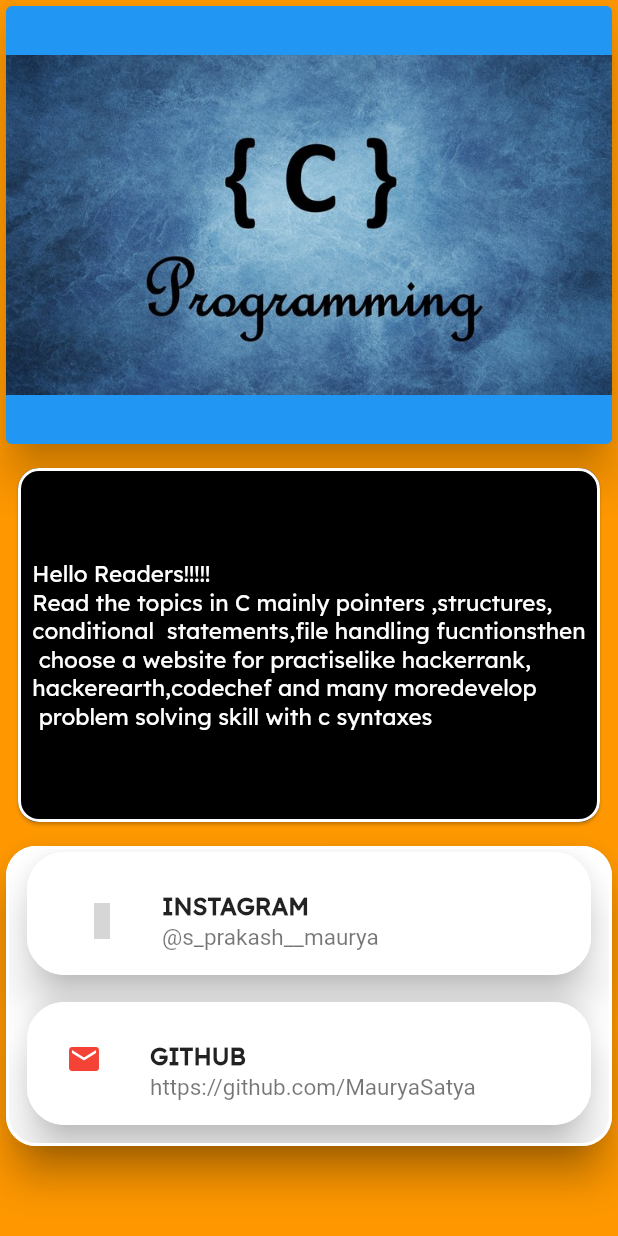
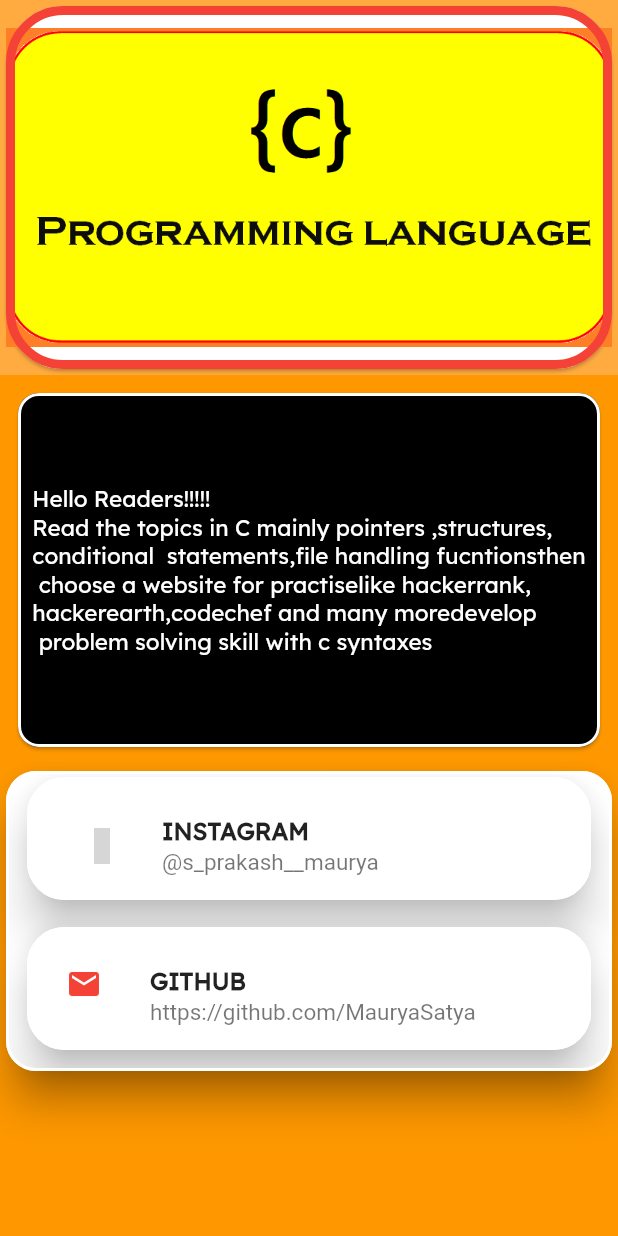
Before and after one commit to MauryaSatya/flutter-simple-app-demo, a Flutter app: the screen it shows after launch, after a tap on "Developer", on a phone screen of 412 x 824 dp. Run offline on Flutter 3.47's test engine with Material 2 defaults, Android fonts, the phone set to English and light mode, and no system bars; our stand-ins replace eva_icons_flutter, share; grey boxes are pictures that could not be loaded.

Commit message:
commit_message

```diff
--- a/lib/about.dart
+++ b/lib/about.dart
@@ -1,4 +1,5 @@
 import 'package:flutter/material.dart';
+
 import 'package:url_launcher/url_launcher.dart';
 import 'package:eva_icons_flutter/eva_icons_flutter.dart';
 
@@ -10,7 +11,7 @@ class Aboutscreen extends StatefulWidget {
 class _AboutscreenState extends State<Aboutscreen> {
   @override
   Widget build(BuildContext context) {
-    return Scaffold(
+    return new Scaffold(
       backgroundColor: Colors.orange,
       body: Container(
         child: SingleChildScrollView(
@@ -31,13 +32,15 @@ class _AboutscreenState extends State<Aboutscreen> {
 
   Widget _buildheader() {
     return Container(
-      height: 300,
-      width: 500,
+      height: 250,
+      color: Colors.orangeAccent,
       child: Card(
-        color: Colors.blue,
-        elevation: 12,
+        shape: RoundedRectangleBorder(
+          side: new BorderSide(color: Colors.red, width: 6.0),
+          borderRadius: BorderRadius.circular(38.0),
+        ),
         child: Image.asset(
-          'images/fltr.jpg',
+          'images/clogo.png',
           fit: BoxFit.contain,
         ),
       ),
@@ -47,7 +50,6 @@ class _AboutscreenState extends State<Aboutscreen> {
   Widget _buildcard() {
     return Container(
         height: 260,
-        width: 600,
         child: Card(
             margin: EdgeInsets.all(12),
             shape: RoundedRectangleBorder(
@@ -153,3 +155,6 @@ class _AboutscreenState extends State<Aboutscreen> {
     ]);
   }
 }
+
+//  SystemChrome.setPreferredOrientations(
+//         [DeviceOrientation.portraitDown, DeviceOrientation.portraitUp]);
--- a/lib/main.dart
+++ b/lib/main.dart
@@ -3,12 +3,10 @@ import 'dart:io';
 import 'package:flutter/material.dart';
 import 'package:flutter/cupertino.dart';
 import 'package:flutter/rendering.dart';
-import 'package:flutter/services.dart';
 import 'dart:ui';
 import 'package:flutter/widgets.dart';
-
+import 'package:flutter_simple_application_demo/about.dart';
 import 'package:flutter_simple_application_demo/qapage.dart';
-import 'package:flutter_simple_application_demo/about.dart';
 import 'package:flutter_simple_application_demo/pagescreen.dart';
 import 'package:share/share.dart';
 
@@ -19,7 +17,7 @@ class MyApp extends StatelessWidget {
   Widget build(BuildContext context) {
     return MaterialApp(
         routes: {
-          '/first': (context) => BtnScreen(),
+          '/first': (context) => BtnPage(),
           '/second': (context) => CardScreen(),
           '/third': (context) => Aboutscreen(),
         },
@@ -49,8 +47,6 @@ class _SplashScreenState extends State<SplashScreen> {
 
   @override
   Widget build(BuildContext context) {
-    SystemChrome.setPreferredOrientations(
-        [DeviceOrientation.portraitUp, DeviceOrientation.portraitDown]);
     return Container(
       decoration: BoxDecoration(
           gradient: LinearGradient(
@@ -61,8 +57,13 @@ class _SplashScreenState extends State<SplashScreen> {
       child: Center(
         child: Container(
           child: Card(
+            shape: RoundedRectangleBorder(
+              side: new BorderSide(color: Colors.red, width: 6.0),
+              borderRadius: BorderRadius.circular(38.0),
+            ),
+            color: Colors.orangeAccent,
             child: Image.asset(
-              'images/fltr.jpg',
+              'images/clogo.png',
               fit: BoxFit.fill,
             ),
           ),
@@ -71,6 +72,8 @@ class _SplashScreenState extends State<SplashScreen> {
     );
   }
 }
+
+Color _color5 = Colors.blue[600];
 
 class M1Screen extends StatefulWidget {
   @override
@@ -82,42 +85,41 @@ class _M1ScreenState extends State<M1Screen> {
     return showDialog(
           context: context,
           builder: (context) => AlertDialog(
-            backgroundColor: Colors.amber,
             shape: RoundedRectangleBorder(
-                side: new BorderSide(color: Colors.indigo, width: 2.0),
+                side: new BorderSide(color: Colors.red, width: 2.0),
                 borderRadius: BorderRadius.circular(20.0)),
             title: Text(
-              'Are you sure ??',
+              'Are you sure ?',
               style: TextStyle(
                   fontSize: 26,
-                  fontFamily: 'LexendDeca-Regular',
+                  fontFamily: 'Baloo2-Regular',
                   fontWeight: FontWeight.bold),
             ),
             content: Text(
-              'Do you want to exit this App',
+              ' You want to exit this App',
               style: TextStyle(
-                  fontSize: 20,
-                  fontFamily: 'LexendDeca-Regular',
+                  fontSize: 18,
+                  fontFamily: 'Baloo2-Regular',
                   fontWeight: FontWeight.bold),
             ),
             actions: <Widget>[
               MaterialButton(
-                color: Colors.blue,
                 onPressed: () => exit(0),
                 child: Text(
                   "Yes",
                   style: TextStyle(
-                      fontFamily: 'LexendDeca-Regular',
+                      color: Colors.red,
+                      fontFamily: 'Baloo2-Regular',
                       fontWeight: FontWeight.bold),
                 ),
               ),
               MaterialButton(
-                color: Colors.blue,
                 onPressed: () => Navigator.of(context).pop(false),
                 child: Text(
                   "No",
                   style: TextStyle(
-                      fontFamily: 'LexendDeca-Regular',
+                      color: Colors.red,
+                      fontFamily: 'Baloo2-Regular',
                       fontWeight: FontWeight.bold),
                 ),
               ),
@@ -135,26 +137,32 @@ class _M1ScreenState extends State<M1Screen> {
           body: Container(
         color: Colors.orange[500],
         padding: const EdgeInsets.only(
-            left: 30,
-            right: 30,
           top: 60,
         ),
         child: Center(
           child: Column(
+            mainAxisAlignment: MainAxisAlignment.spaceAround,
+            crossAxisAlignment: CrossAxisAlignment.start,
             children: <Widget>[
               Expanded(
+                flex: 1,
+                child: Card(
+                    shape: RoundedRectangleBorder(
+                      side: new BorderSide(color: Colors.indigo, width: 6.0),
+                      borderRadius: BorderRadius.circular(38.0),
+                    ),
                     child: Container(
-                    child: Card(
+                      color: Colors.orangeAccent,
                       child: Image.asset(
-                        'images/fltr.jpg',
+                        'images/clogo.png',
                         fit: BoxFit.fill,
                       ),
-                    ),
-                  ),
+                    )),
               ),
               Expanded(
                 flex: 2,
                 child: Container(
+                  padding: EdgeInsets.all(30),
                   child: GridView(
                     gridDelegate: SliverGridDelegateWithFixedCrossAxisCount(
                         crossAxisCount: 2),
@@ -166,21 +174,21 @@ class _M1ScreenState extends State<M1Screen> {
                         child: Column(
                           children: [
                             Container(
+                              height: 200,
+                              width: 200,
                               child: InkWell(
                                 onTap: () {
                                   Navigator.pushNamed(context, '/first');
                                 },
                                 child: Material(
-                                    color: Colors.blue,
+                                  color: _color5,
                                   elevation: 10.0,
-                                    borderRadius: BorderRadius.circular(25.0),
+                                  borderRadius: BorderRadius.circular(35.0),
                                   child: Container(
                                     child: Column(
                                       children: <Widget>[
                                         Padding(
-                                            padding: EdgeInsets.symmetric(
-                                              vertical: 10.0,
-                                            ),
+                                          padding: EdgeInsets.all(8),
                                           child: Material(
                                             elevation: 5.0,
                                             borderRadius:
@@ -200,8 +208,7 @@ class _M1ScreenState extends State<M1Screen> {
                                             style: TextStyle(
                                               fontSize: 20.0,
                                               color: Colors.black,
-                                                fontFamily:
-                                                    'LexendDeca-Regular',
+                                              fontFamily: 'LexendDeca-Regular',
                                               fontWeight: FontWeight.w700,
                                             ),
                                           ),
@@ -223,26 +230,25 @@ class _M1ScreenState extends State<M1Screen> {
                         child: Column(
                           children: [
                             Container(
+                              height: 200,
+                              width: 200,
                               child: InkWell(
                                 onTap: () {
                                   Navigator.pushNamed(context, '/second');
                                 },
                                 child: Material(
-                                    color: Colors.blue,
+                                  color: _color5,
                                   elevation: 10.0,
-                                    borderRadius: BorderRadius.circular(25.0),
+                                  borderRadius: BorderRadius.circular(35.0),
                                   child: Container(
                                     child: Column(
                                       children: <Widget>[
                                         Padding(
-                                              padding: EdgeInsets.symmetric(
-                                                vertical: 10.0,
-                                              ),
+                                            padding: EdgeInsets.all(8),
                                             child: Material(
                                               elevation: 5.0,
                                               borderRadius:
-                                                    BorderRadius.circular(
-                                                        100.0),
+                                                  BorderRadius.circular(100.0),
                                               child: Container(
                                                   height: 150.0,
                                                   width: 150.0,
@@ -253,12 +259,11 @@ class _M1ScreenState extends State<M1Screen> {
                                             )),
                                         Center(
                                           child: Text(
-                                              " Important Q/A",
+                                            " Exam Q/A",
                                             style: TextStyle(
                                               fontSize: 20.0,
                                               color: Colors.black,
-                                                fontFamily:
-                                                    'LexendDeca-Regular',
+                                              fontFamily: 'LexendDeca-Regular',
                                               fontWeight: FontWeight.w700,
                                             ),
                                           ),
@@ -279,22 +284,22 @@ class _M1ScreenState extends State<M1Screen> {
                         child: Column(
                           children: [
                             Container(
+                              height: 200,
+                              width: 200,
                               child: InkWell(
                                 onTap: () {
                                   Share.share(
                                       'check out my app https://google.com/');
                                 },
                                 child: Material(
-                                    color: Colors.blue,
+                                  color: _color5,
                                   elevation: 10.0,
-                                    borderRadius: BorderRadius.circular(25.0),
+                                  borderRadius: BorderRadius.circular(35.0),
                                   child: Container(
                                     child: Column(
                                       children: <Widget>[
                                         Padding(
-                                            padding: EdgeInsets.symmetric(
-                                              vertical: 10.0,
-                                            ),
+                                          padding: EdgeInsets.all(8),
                                           child: Material(
                                             elevation: 5.0,
                                             borderRadius:
@@ -314,8 +319,7 @@ class _M1ScreenState extends State<M1Screen> {
                                             style: TextStyle(
                                               fontSize: 20.0,
                                               color: Colors.black,
-                                                fontFamily:
-                                                    'LexendDeca-Regular',
+                                              fontFamily: 'LexendDeca-Regular',
                                               fontWeight: FontWeight.w700,
                                             ),
                                           ),
@@ -336,26 +340,25 @@ class _M1ScreenState extends State<M1Screen> {
                         child: Column(
                           children: [
                             Container(
+                              height: 200,
+                              width: 200,
                               child: InkWell(
                                 onTap: () {
                                   Navigator.pushNamed(context, '/third');
                                 },
                                 child: Material(
-                                    color: Colors.blue,
+                                  color: _color5,
                                   elevation: 10.0,
-                                    borderRadius: BorderRadius.circular(25.0),
+                                  borderRadius: BorderRadius.circular(35.0),
                                   child: Container(
                                     child: Column(
                                       children: <Widget>[
                                         Padding(
-                                              padding: EdgeInsets.symmetric(
-                                                vertical: 10.0,
-                                              ),
+                                            padding: EdgeInsets.all(8),
                                             child: Material(
                                               elevation: 5.0,
                                               borderRadius:
-                                                    BorderRadius.circular(
-                                                        100.0),
+                                                  BorderRadius.circular(100.0),
                                               child: Container(
                                                 height: 150.0,
                                                 width: 150.0,
@@ -370,8 +373,7 @@ class _M1ScreenState extends State<M1Screen> {
                                             style: TextStyle(
                                               fontSize: 20.0,
                                               color: Colors.black,
-                                                fontFamily:
-                                                    'LexendDeca-Regular',
+                                              fontFamily: 'LexendDeca-Regular',
                                               fontWeight: FontWeight.w700,
                                             ),
                                           ),
@@ -392,8 +394,7 @@ class _M1ScreenState extends State<M1Screen> {
             ],
           ),
         ),
-        ),
-      ),
+      )),
     );
   }
 }
--- a/lib/qapage.dart
+++ b/lib/qapage.dart
@@ -5,7 +5,7 @@ import 'package:flutter/rendering.dart';
 class CardPage extends StatelessWidget {
   @override
   Widget build(BuildContext context) {
-    return Scaffold(
+    return new Scaffold(
       body: Container(
         child: Column(
           mainAxisAlignment: MainAxisAlignment.spaceAround,
```
Also changed, not shown: lib/detail.dart (+42 -8 lines), lib/pagescreen.dart (+45 -84 lines), pubspec.yaml (+7 -1 lines), assets/clss.png (deleted), assets/code.png (deleted), assets/splashimg.png (deleted), fonts/Baloo2-Regular.ttf (added), images/clogo.png (added), images/fltr.jpg (deleted), pubspec.lock. Lines whose indentation alone changed are shown as unchanged.
